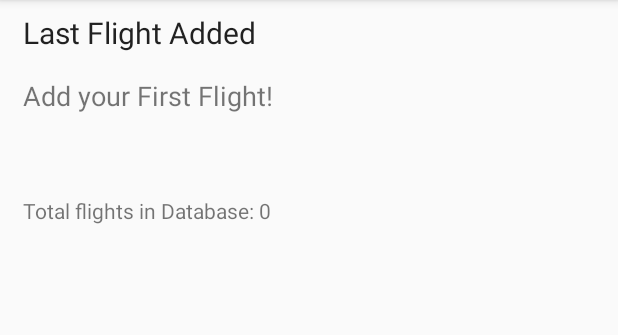
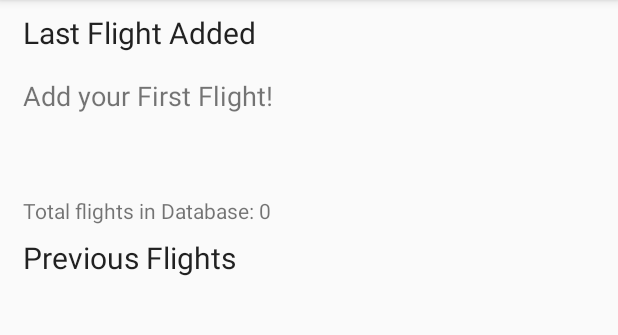
Before and after one commit to faiyaz72/FlightDiary, an Android app: the screen it shows after launch (MainActivity), on a phone screen of 412 x 824 dp, the part 84-419 px from its top. Run offline under Robolectric (Android 15) with nearby library versions, the phone set to English and light mode, and no system bars.

Commit message:
MainActivity now shows list of airlines including their logo

```diff
--- a/FlightDiary/flightdiary/src/main/AndroidManifest.xml
+++ b/FlightDiary/flightdiary/src/main/AndroidManifest.xml
@@ -9,6 +9,7 @@
         android:required="true" />
 
     <uses-permission android:name="android.permission.WRITE_EXTERNAL_STORAGE" />
+    <uses-permission android:name="android.permission.INTERNET" />
 
     <application
         android:allowBackup="true"
--- a/FlightDiary/flightdiary/src/main/java/com/example/android/flightdiary/MainActivity.java
+++ b/FlightDiary/flightdiary/src/main/java/com/example/android/flightdiary/MainActivity.java
@@ -9,6 +9,7 @@ import android.database.Cursor;
 import android.database.sqlite.SQLiteDatabase;
 import android.graphics.Bitmap;
 import android.graphics.BitmapFactory;
+import android.graphics.drawable.Drawable;
 import android.net.Uri;
 import android.os.Environment;
 import android.provider.MediaStore;
@@ -22,12 +23,17 @@ import android.view.MenuInflater;
 import android.view.MenuItem;
 import android.view.View;
 import android.widget.ImageView;
+import android.widget.ListAdapter;
+import android.widget.ListView;
 import android.widget.TextView;
 import android.widget.Toast;
 
 import java.io.File;
 import java.io.IOException;
+import java.io.InputStream;
+import java.net.URL;
 import java.text.SimpleDateFormat;
+import java.util.ArrayList;
 import java.util.Date;
 
 import static android.Manifest.permission.CAMERA;
@@ -35,6 +41,7 @@ import static android.Manifest.permission.WRITE_EXTERNAL_STORAGE;
 import static com.example.android.flightdiary.DatabaseSQ.FLIGHT_AIRLINE;
 import static com.example.android.flightdiary.DatabaseSQ.FLIGHT_DATE;
 import static com.example.android.flightdiary.DatabaseSQ.FLIGHT_NUMBER;
+import static com.example.android.flightdiary.DatabaseSQ.FLIGHT_REG;
 import static com.example.android.flightdiary.DatabaseSQ.ID;
 import static com.example.android.flightdiary.DatabaseSQ.TABLE_FLIGHTS;
 
@@ -68,10 +75,6 @@ public class MainActivity extends AppCompatActivity {
                     {Manifest.permission.CAMERA, Manifest.permission.WRITE_EXTERNAL_STORAGE},
                     0);
         }
-//        if (ContextCompat.checkSelfPermission(this, WRITE_EXTERNAL_STORAGE) != PackageManager.PERMISSION_GRANTED) {
-//            ActivityCompat.requestPermissions(this, new String[] {Manifest.permission.WRITE_EXTERNAL_STORAGE}, 1);
-//        }
-
 
     }
 
@@ -80,7 +83,38 @@ public class MainActivity extends AppCompatActivity {
         super.onStart();
         showLastFlight();
         showTotalCount();
+        populateRows();
         //showData.setText(databaseToString());
+    }
+
+    private void populateRows() {
+
+        db = dbHandler.getWritableDatabase();
+
+        String query = "SELECT * FROM " + TABLE_FLIGHTS + ";";
+        Cursor c = db.rawQuery(query, null);
+
+        ArrayList<Flight> flightList = new ArrayList<Flight>();
+
+        if (c.getCount() != 0) {
+            c.moveToFirst();
+            while (!c.isAfterLast()) {
+                String flightNumber = c.getString(c.getColumnIndex(FLIGHT_NUMBER));
+                String date = c.getString(c.getColumnIndex(FLIGHT_DATE));
+                String reg = c.getString(c.getColumnIndex(FLIGHT_REG));
+                String airline = c.getString(c.getColumnIndex(FLIGHT_AIRLINE));
+                String type = c.getString(c.getColumnIndex(FLIGHT_REG));
+
+                flightList.add(new Flight(flightNumber, date, reg, airline, type, null));
+                c.moveToNext();
+            }
+
+
+            ListAdapter adapter = new CustomRowAdapter(this, flightList);
+            ListView flightListView = (ListView) findViewById(R.id.flightListView);
+            flightListView.setAdapter(adapter);
+        }
+
     }
 
     private void showTotalCount() {
--- a/FlightDiary/flightdiary/src/main/res/layout/activity_main.xml
+++ b/FlightDiary/flightdiary/src/main/res/layout/activity_main.xml
@@ -77,5 +77,25 @@
 
         />
 
+    <TextView
+        android:id="@+id/titleFlights"
+        android:layout_width="wrap_content"
+        android:layout_height="wrap_content"
+        android:paddingBottom="8dp"
+        android:paddingLeft="15dp"
+        android:paddingTop="8dp"
+        android:textSize="20dp"
+        android:text="Previous Flights"
+        android:textAppearance="@style/TextAppearance.AppCompat.Body1" />
+
+    <ListView
+        android:layout_width="match_parent"
+        android:layout_height="wrap_content"
+        android:layout_margin="10dp"
+        android:id="@+id/flightListView"
+        >
+
+    </ListView>
+
 
 </LinearLayout>
```
Also changed, not shown: FlightDiary/flightdiary/src/main/java/com/example/android/flightdiary/CustomRowAdapter.java (added, +77 -0 lines), FlightDiary/flightdiary/src/main/res/layout/custom_row.xml (added, +33 -0 lines).
